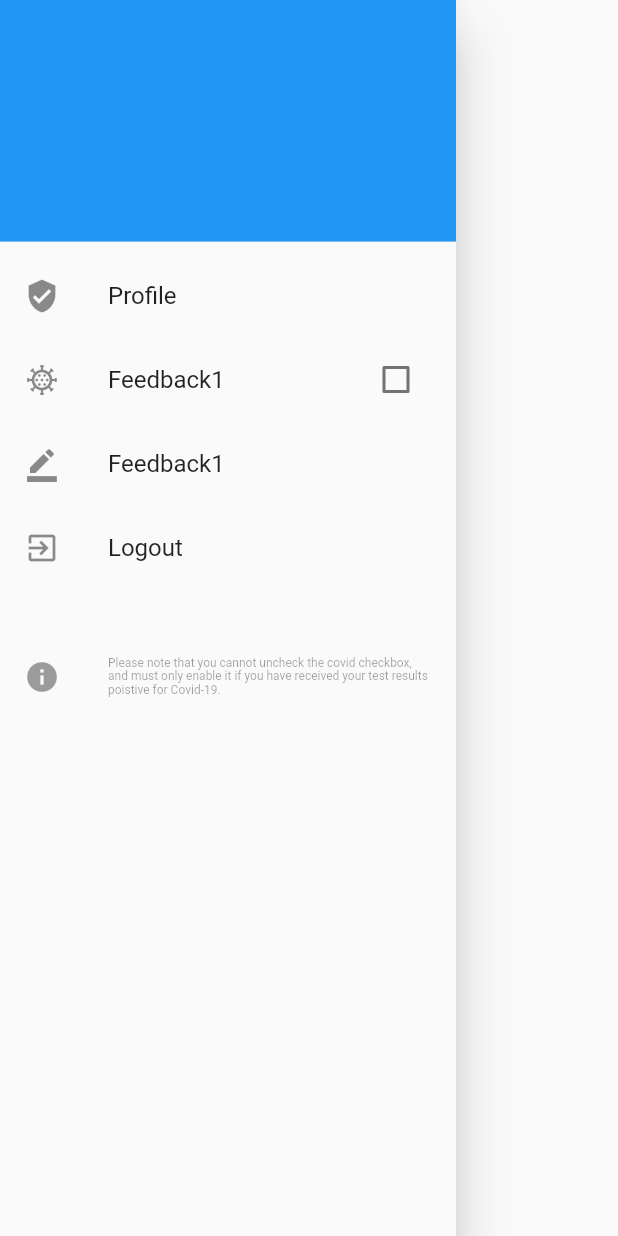
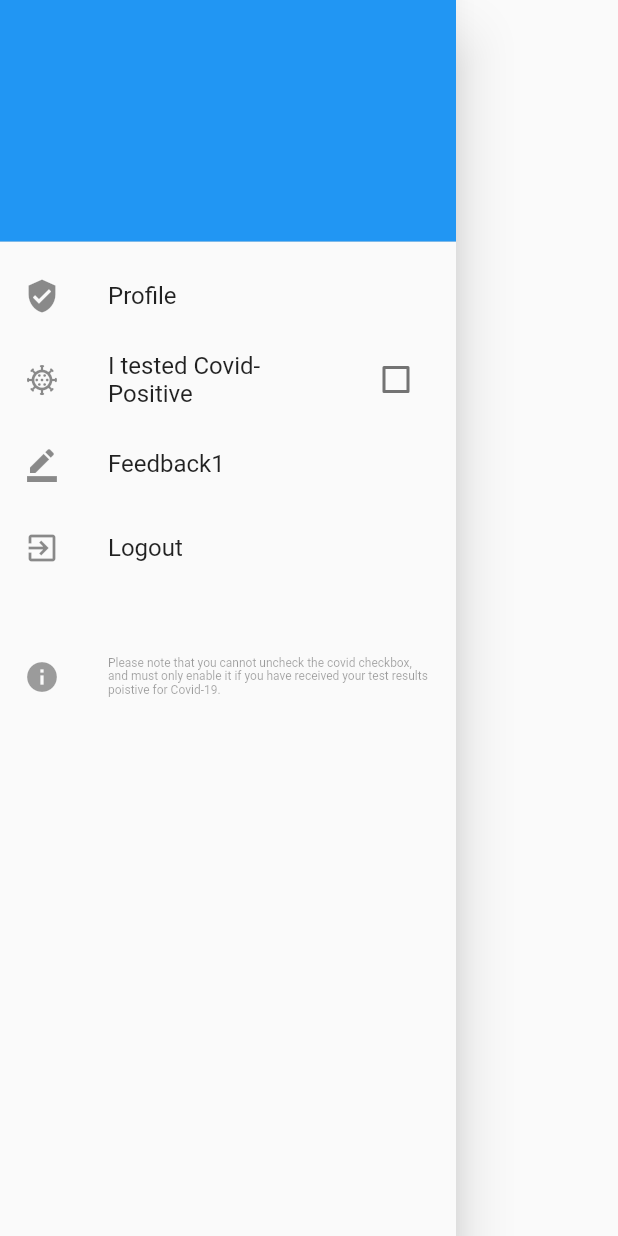
Before and after one commit to Arham98/BlueTrace, a Flutter app: the SideBar widget shown alone on an empty page, opened directly, on a phone screen of 412 x 824 dp. Run offline on Flutter 3.47's test engine with Material 2 defaults, Android fonts, the phone set to English and light mode, and no system bars; our stand-ins replace cloud_firestore, convert, firebase_auth, firebase_core, flutter_blue, flutter_local_notifications and 4 more; missing offline and left inert: beacon_broadcast; accounts and stored records are empty.

Commit message:
Update sidebar.dart

```diff
--- a/lib/sidebar.dart
+++ b/lib/sidebar.dart
@@ -35,7 +35,7 @@ class LabeledCheckbox extends StatelessWidget {
       },
       child: ListTile(
         leading: Icon(Icons.coronavirus_outlined),
-        title: Text('Feedback1'),
+        title: Text(label),
         trailing: Checkbox(
           value: value,
           onChanged: (bool newValue) async {
@@ -97,7 +97,7 @@ class SideBarProperties extends State<SideBar> {
             onTap: () => {Navigator.of(context).pop()},
           ),
           LabeledCheckbox(
-            label: 'This is the label text',
+            label: 'I tested Covid-Positive',
             padding: const EdgeInsets.symmetric(horizontal: 20.0),
             value: covidbool,
             onChanged: (bool newValue) async {
```
